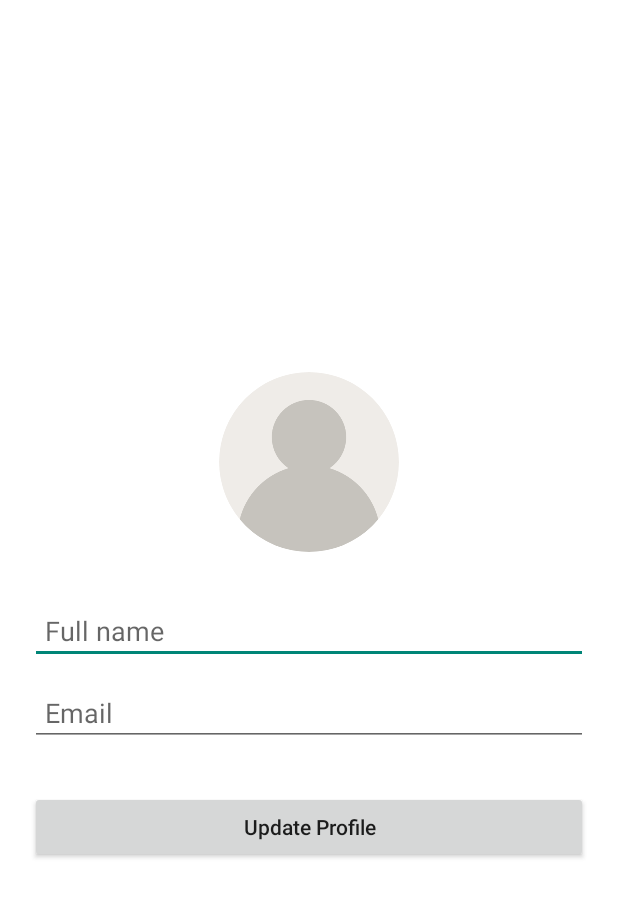
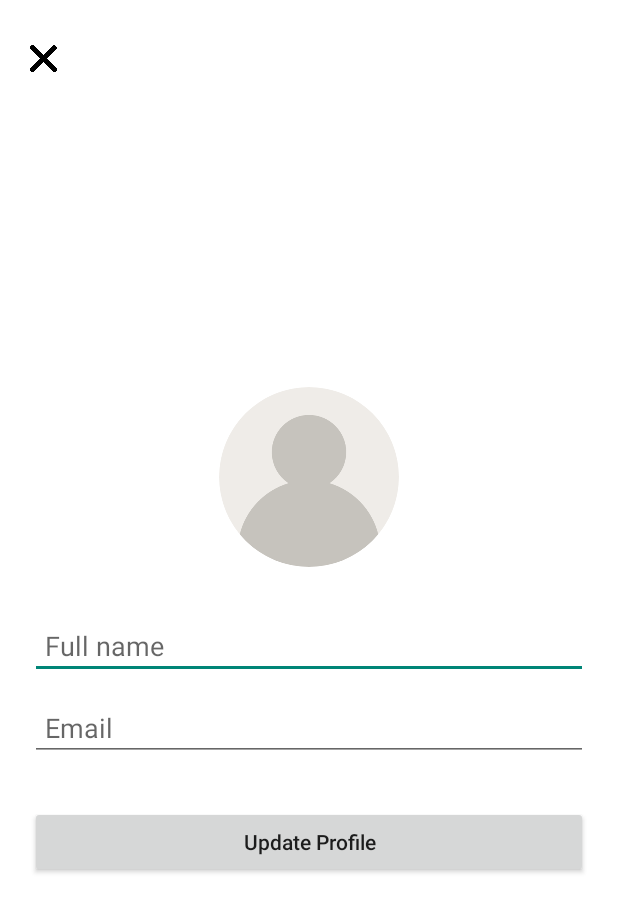
Before and after one commit to cuongnguyen24/androidsocial, an Android app: the EditProfileActivity screen opened directly, with no data from a screen before it, on a phone screen of 412 x 824 dp. Shown: the top 912 px of the screen. Run offline under Robolectric (Android 15) with nearby library versions, the phone set to English and light mode, and no system bars; our stand-ins replace CircleImageView, Firebase (no records; nobody signed in at launch, a user with empty details on screens opened directly).

Commit message:
update profile

```diff
--- a/app/src/main/res/layout/activity_edit_profile.xml
+++ b/app/src/main/res/layout/activity_edit_profile.xml
@@ -1,18 +1,39 @@
 <?xml version="1.0" encoding="utf-8"?>
-<LinearLayout xmlns:android="http://schemas.android.com/apk/res/android"
-    xmlns:tools="http://schemas.android.com/tools"
+<androidx.constraintlayout.widget.ConstraintLayout
+    xmlns:android="http://schemas.android.com/apk/res/android"
+    xmlns:app="http://schemas.android.com/apk/res-auto"
     android:layout_width="match_parent"
     android:layout_height="match_parent"
+    android:padding="20dp"
+    android:background="@android:color/white">
+
+    <!-- Nút Đóng -->
+    <ImageButton
+        android:id="@+id/btn_close"
+        android:layout_width="18dp"
+        android:layout_height="18dp"
+        android:background="@android:color/transparent"
+        android:scaleType="fitCenter"
+        android:src="@drawable/ic_close"
+        app:layout_constraintStart_toStartOf="parent"
+        app:layout_constraintTop_toTopOf="parent"
+        android:layout_marginTop="10dp" />
+
+    <LinearLayout
+        android:layout_width="0dp"
+        android:layout_height="match_parent"
+        android:layout_marginTop="20dp"
         android:orientation="vertical"
-    android:padding="20dp"
         android:gravity="center"
-    android:background="@android:color/white">
+        app:layout_constraintTop_toBottomOf="@id/btn_close"
+        app:layout_constraintStart_toStartOf="parent"
+        app:layout_constraintEnd_toEndOf="parent">
 
         <de.hdodenhof.circleimageview.CircleImageView
             android:id="@+id/img_avatar_edit"
             android:layout_width="120dp"
             android:layout_height="120dp"
-        android:src="@drawable/ic_avatar_default"></de.hdodenhof.circleimageview.CircleImageView>
+            android:src="@drawable/ic_avatar_default" />
 
         <EditText
             android:id="@+id/edt_full_name_edit"
@@ -20,7 +41,7 @@
             android:layout_height="wrap_content"
             android:padding="10dp"
             android:hint="Full name"
-        android:layout_marginTop="30dp"></EditText>
+            android:layout_marginTop="30dp" />
 
         <EditText
             android:id="@+id/edt_email_edit"
@@ -28,7 +49,7 @@
             android:layout_height="wrap_content"
             android:padding="10dp"
             android:hint="Email"
-        android:layout_marginTop="10dp"></EditText>
+            android:layout_marginTop="10dp" />
 
         <Button
             android:id="@+id/btn_update_profile"
@@ -36,8 +57,6 @@
             android:layout_height="wrap_content"
             android:layout_marginTop="30dp"
             android:textAllCaps="false"
-        android:text="Update Profile"></Button>
-
-
-
+            android:text="Update Profile" />
     </LinearLayout>
+</androidx.constraintlayout.widget.ConstraintLayout>
```
Also changed, not shown: app/src/main/java/com/utt/tt21/cc_modulelogin/accountmanagement/EditProfileActivity.java (+22 -8 lines), app/src/main/java/com/utt/tt21/cc_modulelogin/accountmanagement/Profile.java (+12 -0 lines), app/src/main/res/drawable/ic_close.png (added). Lines whose indentation alone changed are shown as unchanged.
